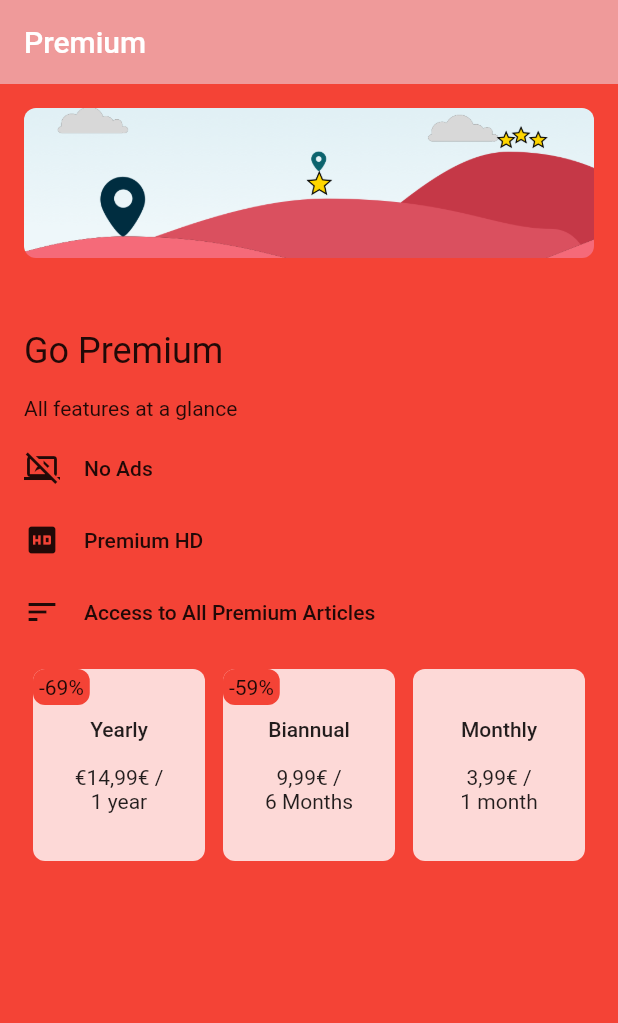
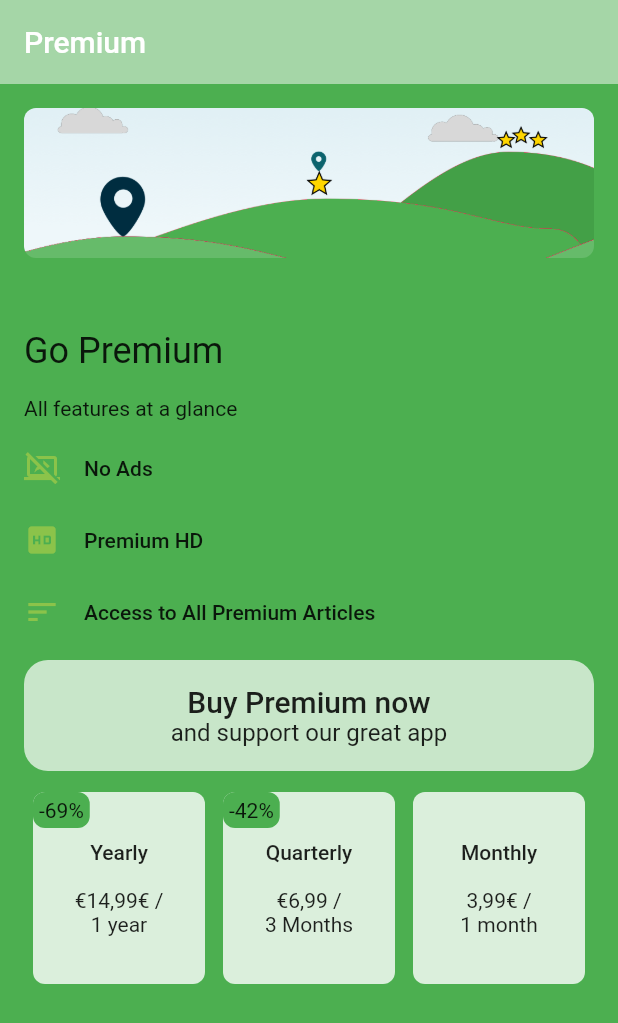
Before and after one commit to LinkFive/flutter-in_app_purchases_paywall, a Flutter app: the screen it shows after launch, after a tap on "Privacy Policy", on a phone screen of 412 x 824 dp. Shown: the top 1023 px of the screen. Run offline on Flutter 3.47's test engine with Material 2 defaults, Android fonts, the phone set to English and light mode, and no system bars; missing offline and left inert: flutter_inappwebview.

Commit message:
add premium banner

```diff
--- a/example/lib/main.dart
+++ b/example/lib/main.dart
@@ -3,6 +3,7 @@ import 'package:in_app_purchases_paywall_ui/paywall/model/text_and_url.dart';
 import 'package:in_app_purchases_paywall_ui/paywall/model/icon_and_text.dart';
 import 'package:in_app_purchases_paywall_ui/paywall/model/subscription_data.dart';
 import 'package:in_app_purchases_paywall_ui/paywall/simple/simple_paywall.dart';
+import 'package:in_app_purchases_paywall_ui/paywall/widgets/campaign_banner.dart';
 
 void main() {
   runApp(MyApp());
@@ -14,8 +15,8 @@ class MyApp extends StatelessWidget {
   Widget build(BuildContext context) {
     return MaterialApp(
       title: 'Flutter Demo',
-      theme: ThemeData(primarySwatch: Colors.red, brightness: Brightness.light
-
+      theme: ThemeData(
+          primarySwatch: Colors.green, brightness: Brightness.light, iconTheme: IconThemeData(color: Colors.lightGreen)
           /*
         appBarTheme: AppBarTheme(backgroundColor: Colors.white),
         brightness: Brightness.light,
@@ -30,51 +31,19 @@ class MyApp extends StatelessWidget {
         primaryColor: Colors.cyan,
         accentColor: Colors.yellowAccent*/
           ),
-      home: MyHomePage(title: 'Flutter Demo Home Page'),
+      home: MyHomePage(),
     );
   }
 }
 
 class MyHomePage extends StatefulWidget {
-  MyHomePage({Key? key, required this.title}) : super(key: key);
-
-  // This widget is the home page of your application. It is stateful, meaning
-  // that it has a State object (defined below) that contains fields that affect
-  // how it looks.
-
-  // This class is the configuration for the state. It holds the values (in this
-  // case the title) provided by the parent (in this case the App widget) and
-  // used by the build method of the State. Fields in a Widget subclass are
-  // always marked "final".
-
-  final String title;
-
   @override
   _MyHomePageState createState() => _MyHomePageState();
 }
 
 class _MyHomePageState extends State<MyHomePage> {
-  int _counter = 0;
-
-  void _incrementCounter() {
-    setState(() {
-      // This call to setState tells the Flutter framework that something has
-      // changed in this State, which causes it to rerun the build method below
-      // so that the display can reflect the updated values. If we changed
-      // _counter without calling setState(), then the build method would not be
-      // called again, and so nothing would appear to happen.
-      _counter++;
-    });
-  }
-
   @override
   Widget build(BuildContext context) {
-    // This method is rerun every time setState is called, for instance as done
-    // by the _incrementCounter method above.
-    //
-    // The Flutter framework has been optimized to make rerunning build methods
-    // fast, so that you can just rebuild anything that needs updating rather
-    // than having to individually change instances of widgets.
     return SimplePayWall(
       theme: Theme.of(context),
       appBarTitle: "Premium",
@@ -102,9 +71,10 @@ class _MyHomePageState extends State<MyHomePage> {
             price: "€14,99€",
             dealPercentage: 69,
             onTap: () {
-              print("click");
+              print("click 1 year");
             },
             index: 0),
+        /*
         SubscriptionData(
             durationTitle: "Biannual",
             durationShort: "6 Months",
@@ -113,8 +83,7 @@ class _MyHomePageState extends State<MyHomePage> {
             onTap: () {
               print("click");
             },
-            index: 1),
-        /*
+            index: 1),*/
         SubscriptionData(
             durationTitle: "Quarterly",
             durationShort: "3 Months",
@@ -123,7 +92,7 @@ class _MyHomePageState extends State<MyHomePage> {
             onTap: () {
               print("click");
             },
-            index: 2),*/
+            index: 2),
         SubscriptionData(
             durationTitle: "Monthly",
             durationShort: "1 month",
@@ -134,11 +103,16 @@ class _MyHomePageState extends State<MyHomePage> {
             },
             index: 3)
       ],
-      tosData: TextAndUrl("Terms of Servce", "https://www.linkfive.io/tos"),
+      tosData: TextAndUrl("Terms of Service", "https://www.linkfive.io/tos"),
       ppData: TextAndUrl("Privacy Policy", "https://www.linkfive.io/privacy"),
       onRestoreTap: () {
         print("restore");
       },
+      campaignWidget: CampaignBanner(
+        theme: Theme.of(context),
+        headline: "Buy Premium now",
+        subTitle: "and support our great app",
+      ),
     );
   }
 }
--- a/packages/in_app_purchases_paywall_ui/lib/paywall/simple/simple_paywall.dart
+++ b/packages/in_app_purchases_paywall_ui/lib/paywall/simple/simple_paywall.dart
@@ -14,6 +14,7 @@ class SimplePayWall extends StatefulWidget {
   final TextAndUrl? ppData;
   final Widget? headerContainer;
   final List<IconAndText>? bulletPoints;
+  final Widget? campaignWidget;
   final String? restoreText;
   final Function? onRestoreTap;
   List<SubscriptionData>? subscriptionListData;
@@ -27,6 +28,7 @@ class SimplePayWall extends StatefulWidget {
       this.ppData,
       this.headerContainer,
       this.bulletPoints,
+      this.campaignWidget,
       this.restoreText,
       this.onRestoreTap,
       List<SubscriptionData>? subscriptionListData}) {
@@ -114,6 +116,10 @@ class _SimplePayWallState extends State<SimplePayWall> {
             .toList(growable: false) ??
         []);
 
+    if (widget.campaignWidget != null) {
+      elements.add(widget.campaignWidget!);
+    }
+
     elements.add(Container(
       padding: EdgeInsets.all(4),
     ));
@@ -121,6 +127,7 @@ class _SimplePayWallState extends State<SimplePayWall> {
     if (widget.subscriptionListData != null) {
       elements.add(SubscriptionRow(widget.subscriptionListData!, widget.theme));
     }
+    if (widget.onRestoreTap != null) {
       elements.add(MaterialButton(
         child: Text(
           widget.restoreText ?? "Restore purchase",
@@ -132,6 +139,7 @@ class _SimplePayWallState extends State<SimplePayWall> {
           }
         },
       ));
+    }
     return elements;
   }
 }
@@ -152,6 +160,14 @@ class _LegalRow extends StatelessWidget {
             ios: IOSSafariOptions(barCollapsingEnabled: true)));
   }
 
+  _onTapPp() async {
+    await browser.open(
+        url: Uri.parse(ppData!.url),
+        options: ChromeSafariBrowserClassOptions(
+            android: AndroidChromeCustomTabsOptions(addDefaultShareMenuItem: false),
+            ios: IOSSafariOptions(barCollapsingEnabled: true)));
+  }
+
   Widget get tosItem => tosData == null
       ? Container()
       : GestureDetector(
@@ -165,7 +181,7 @@ class _LegalRow extends StatelessWidget {
   Widget get ppItem => ppData == null
       ? Container()
       : GestureDetector(
-          onTap: _onTapTos,
+          onTap: _onTapPp,
           child: Text(
             ppData?.name ?? "Privacy Policy",
             style: TextStyle(decoration: TextDecoration.underline, color: theme.primaryColor, fontSize: 12),
--- /dev/null
+++ b/packages/in_app_purchases_paywall_ui/lib/paywall/widgets/campaign_banner.dart
@@ -0,0 +1,34 @@
+import 'package:flutter/cupertino.dart';
+import 'package:flutter/material.dart';
+
+class CampaignBanner extends StatelessWidget {
+  final ThemeData theme;
+  final String headline;
+  final String? subTitle;
+
+  CampaignBanner({required this.theme, required this.headline, this.subTitle = null});
+
+  @override
+  Widget build(BuildContext context) {
+    return Container(
+        padding: EdgeInsets.all(16),
+        margin: EdgeInsets.only(left: 16, right: 16, top: 8),
+        decoration: BoxDecoration(color: theme.primaryColorLight, borderRadius: BorderRadius.all(Radius.circular(16))),
+        child: Column(
+          children: [
+            Text(
+              headline,
+              style: theme.textTheme.headline6,
+              textAlign: TextAlign.center,
+            ),
+            subTitle != null
+                ? Text(
+                    subTitle!,
+                    style: theme.textTheme.subtitle1,
+              textAlign: TextAlign.center,
+                  )
+                : Container()
+          ],
+        ));
+  }
+}
```
Also changed, not shown: example/assets/images/premium_bg.png. Lines whose indentation alone changed are shown as unchanged.
